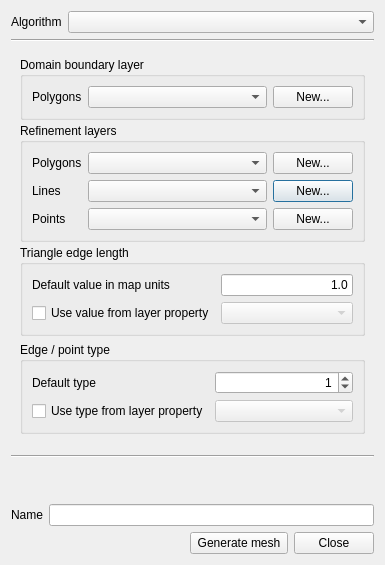
First picture: the form in MeshToolsPlugin/ui_meshtoolsplugin.ui, repository jdugge/MeshTools, before the edit.
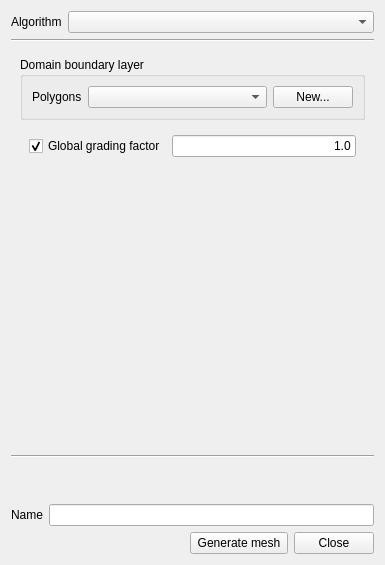
Second picture: the form after the edit.

Commit message: Work in progress: Add interface for Netgen mesher to plugin

Diff of the .ui file:
```diff
--- a/MeshToolsPlugin/ui_meshtoolsplugin.ui
+++ b/MeshToolsPlugin/ui_meshtoolsplugin.ui
@@ -51,7 +51,7 @@
       <enum>QFrame::Plain</enum>
      </property>
      <property name="currentIndex">
-      <number>0</number>
+      <number>2</number>
      </property>
      <widget class="QWidget" name="pageEasyMesh">
       <layout class="QVBoxLayout" name="verticalLayout_2">
@@ -554,6 +554,82 @@
        </item>
       </layout>
      </widget>
+     <widget class="QWidget" name="pageNetgen">
+      <layout class="QGridLayout" name="gridLayout_14">
+       <item row="1" column="0">
+        <widget class="QWidget" name="wAngle_2" native="true">
+         <layout class="QHBoxLayout" name="horizontalLayout_4">
+          <item>
+           <widget class="QCheckBox" name="cbNetgen">
+            <property name="text">
+             <string>Global grading factor</string>
+            </property>
+            <property name="checked">
+             <bool>true</bool>
+            </property>
+           </widget>
+          </item>
+          <item>
+           <widget class="QLineEdit" name="leNetgenGrading">
+            <property name="text">
+             <string>1.0</string>
+            </property>
+            <property name="alignment">
+             <set>Qt::AlignRight|Qt::AlignTrailing|Qt::AlignVCenter</set>
+            </property>
+           </widget>
+          </item>
+         </layout>
+        </widget>
+       </item>
+       <item row="0" column="0">
+        <widget class="QGroupBox" name="groupBoundary">
+         <property name="title">
+          <string>Domain boundary layer</string>
+         </property>
+         <layout class="QGridLayout" name="gridLayout_10">
+          <item row="0" column="0">
+           <widget class="QLabel" name="label_14">
+            <property name="text">
+             <string>Polygons</string>
+            </property>
+           </widget>
+          </item>
+          <item row="0" column="1">
+           <widget class="QComboBox" name="cbNetgenBoundaryPolygons">
+            <property name="sizePolicy">
+             <sizepolicy hsizetype="Preferred" vsizetype="Fixed">
+              <horstretch>1</horstretch>
+              <verstretch>0</verstretch>
+             </sizepolicy>
+            </property>
+           </widget>
+          </item>
+          <item row="0" column="2">
+           <widget class="QPushButton" name="pbNewNetgenBoundaryPolygons">
+            <property name="text">
+             <string>New...</string>
+            </property>
+           </widget>
+          </item>
+         </layout>
+        </widget>
+       </item>
+       <item row="2" column="0">
+        <spacer name="verticalSpacer_3">
+         <property name="orientation">
+          <enum>Qt::Vertical</enum>
+         </property>
+         <property name="sizeHint" stdset="0">
+          <size>
+           <width>20</width>
+           <height>40</height>
+          </size>
+         </property>
+        </spacer>
+       </item>
+      </layout>
+     </widget>
     </widget>
    </item>
    <item>
```
Left out of the diff: 2 changed lines with no effect on the pictures. The commit also changes 9 other files.
